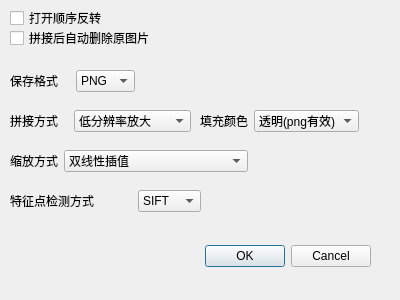
Above: settingwindow.ui from JKWTCN/ImageSplicing before the change. Below: the same form after it.
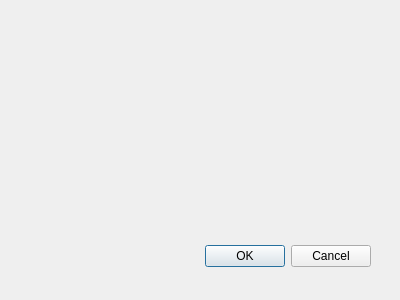
That is the form after the change.

Commit message: 添加设置窗口及相关类和UI文件

```diff
--- a/settingwindow.ui
+++ b/settingwindow.ui
@@ -29,227 +29,6 @@
     <set>QDialogButtonBox::Cancel|QDialogButtonBox::Ok</set>
    </property>
   </widget>
-  <widget class="QCheckBox" name="checkBox">
-   <property name="geometry">
-    <rect>
-     <x>10</x>
-     <y>10</y>
-     <width>101</width>
-     <height>16</height>
-    </rect>
-   </property>
-   <property name="text">
-    <string>打开顺序反转</string>
-   </property>
-  </widget>
-  <widget class="QCheckBox" name="checkBox_2">
-   <property name="geometry">
-    <rect>
-     <x>10</x>
-     <y>30</y>
-     <width>151</width>
-     <height>16</height>
-    </rect>
-   </property>
-   <property name="text">
-    <string>拼接后自动删除原图片</string>
-   </property>
-  </widget>
-  <widget class="QWidget" name="layoutWidget">
-   <property name="geometry">
-    <rect>
-     <x>10</x>
-     <y>190</y>
-     <width>191</width>
-     <height>22</height>
-    </rect>
-   </property>
-   <layout class="QHBoxLayout" name="horizontalLayout_5" stretch="2,1">
-    <item>
-     <widget class="QLabel" name="label_5">
-      <property name="text">
-       <string>特征点检测方式</string>
-      </property>
-     </widget>
-    </item>
-    <item>
-     <widget class="QComboBox" name="comboBox_5">
-      <item>
-       <property name="text">
-        <string>SIFT</string>
-       </property>
-      </item>
-      <item>
-       <property name="text">
-        <string>SURF</string>
-       </property>
-      </item>
-      <item>
-       <property name="text">
-        <string>ORB</string>
-       </property>
-      </item>
-     </widget>
-    </item>
-   </layout>
-  </widget>
-  <widget class="QWidget" name="">
-   <property name="geometry">
-    <rect>
-     <x>10</x>
-     <y>110</y>
-     <width>181</width>
-     <height>22</height>
-    </rect>
-   </property>
-   <layout class="QHBoxLayout" name="horizontalLayout_2" stretch="1,2">
-    <item>
-     <widget class="QLabel" name="label_2">
-      <property name="text">
-       <string>拼接方式</string>
-      </property>
-     </widget>
-    </item>
-    <item>
-     <widget class="QComboBox" name="comboBox_2">
-      <item>
-       <property name="text">
-        <string>低分辨率放大</string>
-       </property>
-      </item>
-      <item>
-       <property name="text">
-        <string>高分辨率缩小</string>
-       </property>
-      </item>
-      <item>
-       <property name="text">
-        <string>直接拼接</string>
-       </property>
-      </item>
-     </widget>
-    </item>
-   </layout>
-  </widget>
-  <widget class="QWidget" name="">
-   <property name="geometry">
-    <rect>
-     <x>10</x>
-     <y>70</y>
-     <width>125</width>
-     <height>22</height>
-    </rect>
-   </property>
-   <layout class="QHBoxLayout" name="horizontalLayout">
-    <item>
-     <widget class="QLabel" name="label">
-      <property name="text">
-       <string>保存格式</string>
-      </property>
-     </widget>
-    </item>
-    <item>
-     <widget class="QComboBox" name="comboBox">
-      <item>
-       <property name="text">
-        <string>PNG</string>
-       </property>
-      </item>
-      <item>
-       <property name="text">
-        <string>JPG</string>
-       </property>
-      </item>
-     </widget>
-    </item>
-   </layout>
-  </widget>
-  <widget class="QWidget" name="">
-   <property name="geometry">
-    <rect>
-     <x>200</x>
-     <y>110</y>
-     <width>159</width>
-     <height>22</height>
-    </rect>
-   </property>
-   <layout class="QHBoxLayout" name="horizontalLayout_3">
-    <item>
-     <widget class="QLabel" name="label_3">
-      <property name="text">
-       <string>填充颜色</string>
-      </property>
-     </widget>
-    </item>
-    <item>
-     <widget class="QComboBox" name="comboBox_3">
-      <item>
-       <property name="text">
-        <string>透明(png有效)</string>
-       </property>
-      </item>
-      <item>
-       <property name="text">
-        <string>黑</string>
-       </property>
-      </item>
-      <item>
-       <property name="text">
-        <string>白</string>
-       </property>
-      </item>
-     </widget>
-    </item>
-   </layout>
-  </widget>
-  <widget class="QWidget" name="">
-   <property name="geometry">
-    <rect>
-     <x>10</x>
-     <y>150</y>
-     <width>238</width>
-     <height>22</height>
-    </rect>
-   </property>
-   <layout class="QHBoxLayout" name="horizontalLayout_4">
-    <item>
-     <widget class="QLabel" name="label_4">
-      <property name="text">
-       <string>缩放方式</string>
-      </property>
-     </widget>
-    </item>
-    <item>
-     <widget class="QComboBox" name="comboBox_4">
-      <item>
-       <property name="text">
-        <string>双线性插值</string>
-       </property>
-      </item>
-      <item>
-       <property name="text">
-        <string>最近邻插值</string>
-       </property>
-      </item>
-      <item>
-       <property name="text">
-        <string>使用像素区域关系进行重采样</string>
-       </property>
-      </item>
-      <item>
-       <property name="text">
-        <string>4x4像素邻域的双三次插值</string>
-       </property>
-      </item>
-      <item>
-       <property name="text">
-        <string>8x8像素邻域的Lanczos插值</string>
-       </property>
-      </item>
-     </widget>
-    </item>
-   </layout>
-  </widget>
  </widget>
  <resources/>
  <connections>
```
Left out of the diff: 13 changed lines with no effect on the pictures. The commit also changes 6 other files.
